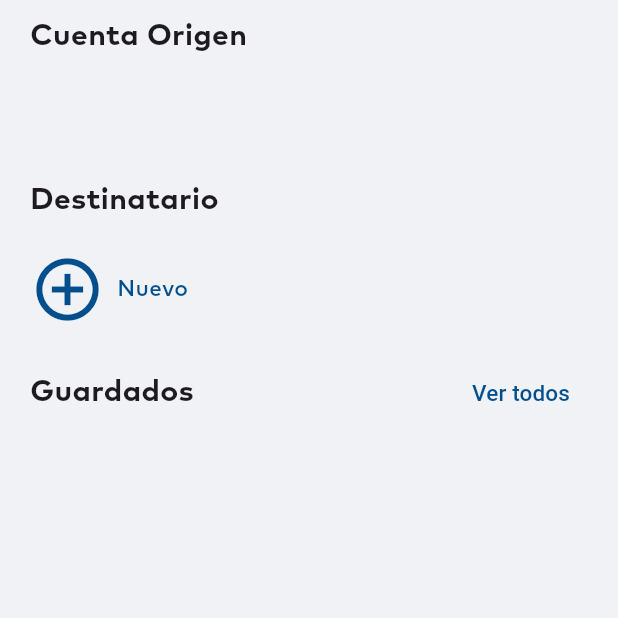
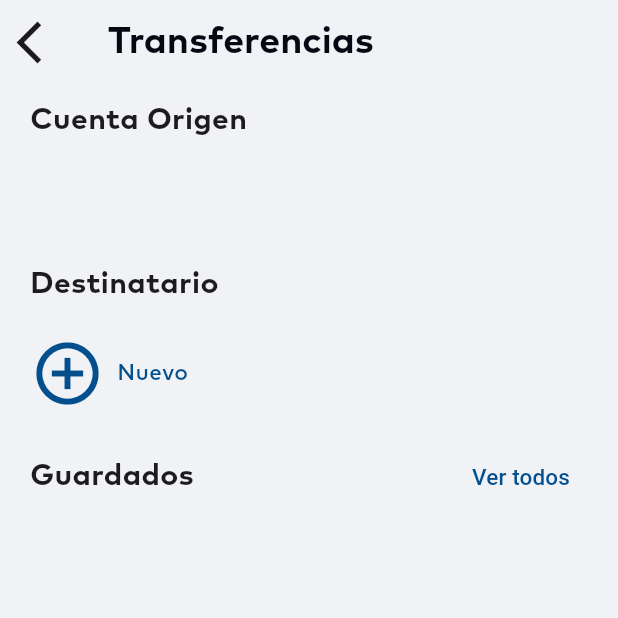
Before and after one commit to ArianaTzucV/FreshStart, a Flutter app: the TransfersView screen opened directly, on a phone screen of 412 x 824 dp, the top half of it. Run offline on Flutter 3.47's test engine with Material 3 defaults, Android fonts, the phone set to English and light mode, and no system bars; our stand-ins replace flutter_svg.

Commit message:
WIP appBar custom

```diff
--- a/lib/core/presentation/views/transfers_view.dart
+++ b/lib/core/presentation/views/transfers_view.dart
@@ -1,5 +1,6 @@
 import 'package:flutter/material.dart';
 import 'package:fresh_start/core/presentation/views/new_contact_view.dart';
+import 'package:fresh_start/core/presentation/widgets/app_bar.dart';
 import 'package:fresh_start/core/presentation/widgets/subtitle.dart';
 
 class TransfersView extends StatelessWidget {
@@ -8,6 +9,7 @@ class TransfersView extends StatelessWidget {
   @override
   Widget build(BuildContext context) {
     return Scaffold(
+      appBar: const AppBarWidget(titleAppBar: 'Transferencias'),
       body: ListView(
         children: [
           Column(
--- /dev/null
+++ b/lib/core/presentation/widgets/app_bar.dart
@@ -0,0 +1,35 @@
+import 'package:flutter/material.dart';
+
+class AppBarWidget extends StatelessWidget implements PreferredSizeWidget {
+  final String titleAppBar;
+
+  const AppBarWidget({super.key, required this.titleAppBar});
+
+  @override
+  Widget build(BuildContext context) {
+    return AppBar(
+      title: Text(
+        titleAppBar,
+        style: const TextStyle(
+            fontFamily: 'MarkPro',
+            fontSize: 25.0,
+            fontWeight: FontWeight.w700,
+            color: Color(0xFF060912)),
+      ),
+      backgroundColor: Color(0xFFF0F2F5),
+      leading: GestureDetector(
+        onTap: () {
+          Navigator.pop(context);
+        },
+        child: Icon(
+          Icons.arrow_back_ios,
+          size: 34.0,
+        ),
+      ),
+    );
+  }
+
+  @override
+  // TODO: implement preferredSize
+  Size get preferredSize => const Size.fromHeight(kToolbarHeight);
+}
```
